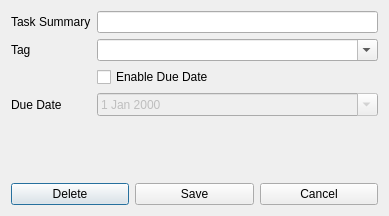
Before: the Qt Designer form src/gui/edittask.ui in gravityfargo/DavTasks, drawn with Qt 5.
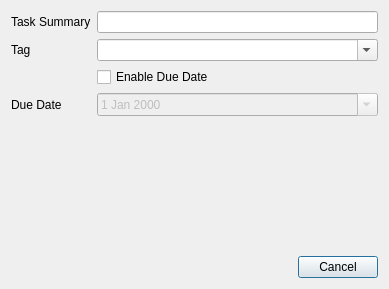
After: the same form once the commit is applied.

Commit message: del task also removes it from the gui

```diff
--- a/src/gui/edittask.ui
+++ b/src/gui/edittask.ui
@@ -7,7 +7,7 @@
     <x>0</x>
     <y>0</y>
     <width>389</width>
-    <height>216</height>
+    <height>289</height>
    </rect>
   </property>
   <property name="windowTitle">
@@ -67,29 +67,11 @@
     </layout>
    </item>
    <item row="1" column="0">
-    <layout class="QHBoxLayout" name="horizontalLayoutButtons">
-     <item>
-      <widget class="QPushButton" name="pushButtonDelete">
-       <property name="text">
-        <string>Delete</string>
-       </property>
-      </widget>
-     </item>
-     <item>
-      <widget class="QPushButton" name="pushButtonSave">
-       <property name="text">
-        <string>Save</string>
-       </property>
-      </widget>
-     </item>
-     <item>
-      <widget class="QPushButton" name="pushButtonCancel">
-       <property name="text">
-        <string>Cancel</string>
-       </property>
-      </widget>
-     </item>
-    </layout>
+    <widget class="QDialogButtonBox" name="buttonBox">
+     <property name="standardButtons">
+      <set>QDialogButtonBox::Cancel</set>
+     </property>
+    </widget>
    </item>
   </layout>
  </widget>
```
The commit also changes 4 other files.
